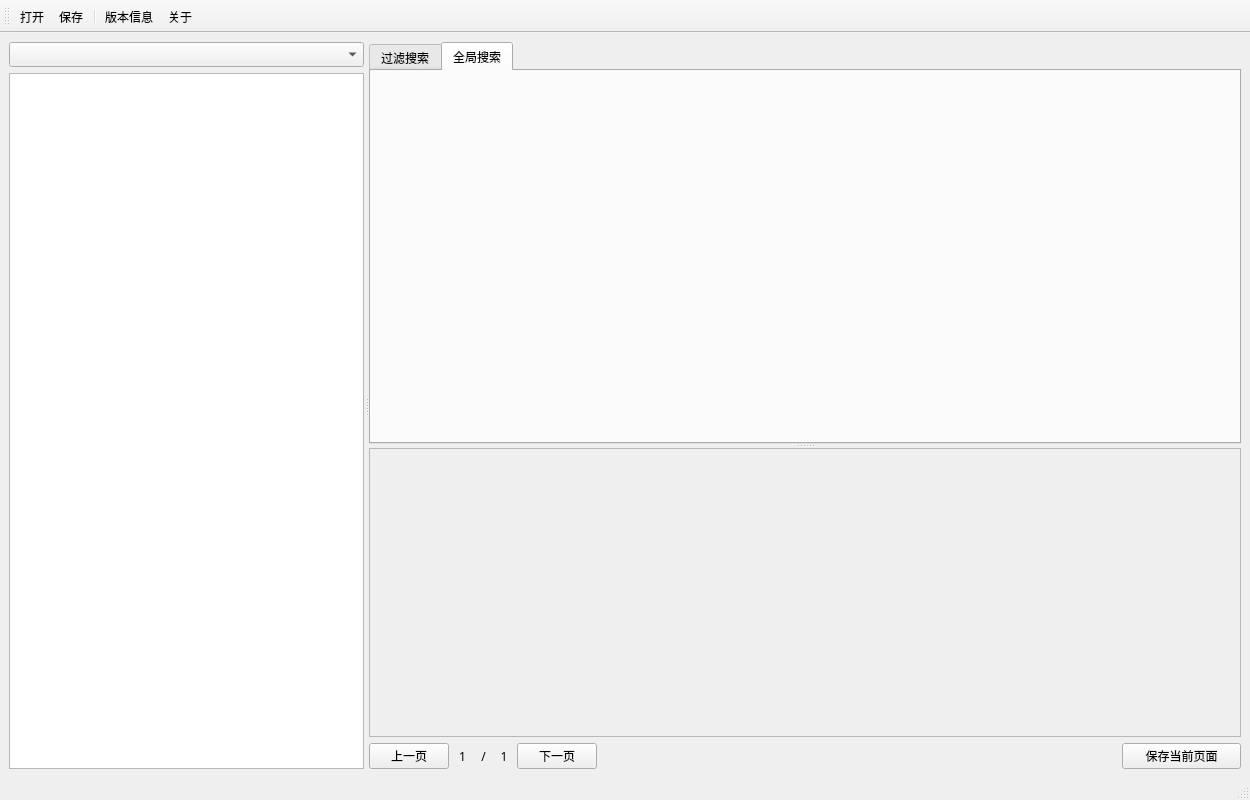
Above: mainwindow.ui from August827/elements before the change. Below: the same form after it.
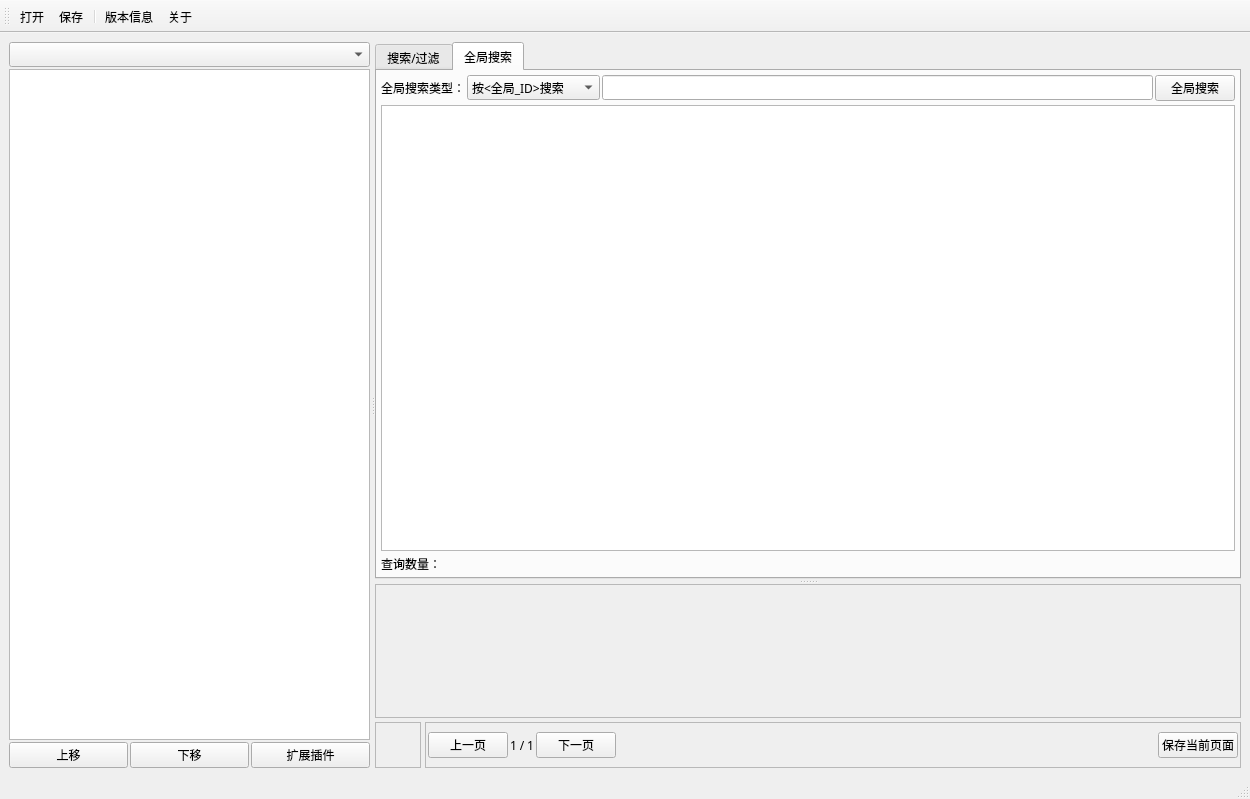
That is the form after the change. The open tabs and pages were chosen to show the change. Icons and pictures are not drawn.

What changed in the file:
```diff
--- a/mainwindow.ui
+++ b/mainwindow.ui
@@ -7,7 +7,7 @@
     <x>0</x>
     <y>0</y>
     <width>1250</width>
-    <height>800</height>
+    <height>799</height>
    </rect>
   </property>
   <property name="font">
@@ -30,30 +30,218 @@
        <number>5</number>
       </property>
       <widget class="QWidget" name="verticalLayoutWidget">
-       <layout class="QVBoxLayout" name="verticalLayout">
-        <item>
+       <layout class="QGridLayout" name="gridLayout_2">
+        <property name="spacing">
+         <number>2</number>
+        </property>
+        <item row="3" column="0">
+         <widget class="QPushButton" name="m_But_CopyAdd">
+          <property name="toolTip">
+           <string>复制增加，支持勾选多行增加</string>
+          </property>
+          <property name="text">
+           <string>上移</string>
+          </property>
+         </widget>
+        </item>
+        <item row="3" column="2">
+         <widget class="QPushButton" name="m_But_Tool">
+          <property name="text">
+           <string>扩展插件</string>
+          </property>
+         </widget>
+        </item>
+        <item row="2" column="0" colspan="3">
+         <widget class="QTableView" name="m_TabVw_HugeSectionData"/>
+        </item>
+        <item row="0" column="0" colspan="3">
          <widget class="QComboBox" name="m_ComBox_HugeSectionName">
           <property name="maxVisibleItems">
            <number>35</number>
           </property>
          </widget>
         </item>
-        <item>
-         <widget class="QTableView" name="m_TabVw_HugeSectionData"/>
+        <item row="3" column="1">
+         <widget class="QPushButton" name="m_But_PitchCopyAdd">
+          <property name="text">
+           <string>下移</string>
+          </property>
+         </widget>
         </item>
        </layout>
       </widget>
       <widget class="QWidget" name="verticalLayoutWidget_2">
-       <layout class="QVBoxLayout" name="verticalLayout_2" stretch="95,5">
-        <item>
+       <layout class="QGridLayout" name="gridLayout_4" rowstretch="95,5" columnstretch="5,95">
+        <property name="spacing">
+         <number>4</number>
+        </property>
+        <item row="1" column="1">
+         <widget class="QScrollArea" name="scrollArea_2">
+          <property name="maximumSize">
+           <size>
+            <width>16777215</width>
+            <height>46</height>
+           </size>
+          </property>
+          <property name="verticalScrollBarPolicy">
+           <enum>Qt::ScrollBarAlwaysOff</enum>
+          </property>
+          <property name="horizontalScrollBarPolicy">
+           <enum>Qt::ScrollBarAlwaysOff</enum>
+          </property>
+          <property name="widgetResizable">
+           <bool>true</bool>
+          </property>
+          <widget class="QWidget" name="scrollAreaWidgetContents_2">
+           <property name="geometry">
+            <rect>
+             <x>0</x>
+             <y>0</y>
+             <width>820</width>
+             <height>44</height>
+            </rect>
+           </property>
+           <layout class="QGridLayout" name="gridLayout_5">
+            <property name="leftMargin">
+             <number>2</number>
+            </property>
+            <property name="topMargin">
+             <number>2</number>
+            </property>
+            <property name="rightMargin">
+             <number>2</number>
+            </property>
+            <property name="bottomMargin">
+             <number>2</number>
+            </property>
+            <property name="horizontalSpacing">
+             <number>2</number>
+            </property>
+            <property name="verticalSpacing">
+             <number>0</number>
+            </property>
+            <item row="0" column="0">
+             <widget class="QPushButton" name="m_But_UpPage">
+              <property name="minimumSize">
+               <size>
+                <width>27</width>
+                <height>0</height>
+               </size>
+              </property>
+              <property name="text">
+               <string>上一页</string>
+              </property>
+             </widget>
+            </item>
+            <item row="0" column="7">
+             <widget class="QPushButton" name="pushButton">
+              <property name="minimumSize">
+               <size>
+                <width>27</width>
+                <height>0</height>
+               </size>
+              </property>
+              <property name="text">
+               <string>保存当前页面</string>
+              </property>
+             </widget>
+            </item>
+            <item row="0" column="2">
+             <widget class="QLabel" name="label_2">
+              <property name="text">
+               <string>/</string>
+              </property>
+              <property name="alignment">
+               <set>Qt::AlignCenter</set>
+              </property>
+             </widget>
+            </item>
+            <item row="0" column="5">
+             <spacer name="horizontalSpacer">
+              <property name="orientation">
+               <enum>Qt::Horizontal</enum>
+              </property>
+              <property name="sizeHint" stdset="0">
+               <size>
+                <width>40</width>
+                <height>20</height>
+               </size>
+              </property>
+             </spacer>
+            </item>
+            <item row="0" column="1">
+             <widget class="QLabel" name="m_Label_MinPage">
+              <property name="text">
+               <string>1</string>
+              </property>
+              <property name="alignment">
+               <set>Qt::AlignCenter</set>
+              </property>
+             </widget>
+            </item>
+            <item row="0" column="3">
+             <widget class="QLabel" name="m_Label_MaxPage">
+              <property name="text">
+               <string>1</string>
+              </property>
+              <property name="alignment">
+               <set>Qt::AlignCenter</set>
+              </property>
+             </widget>
+            </item>
+            <item row="0" column="4">
+             <widget class="QPushButton" name="m_But_NextPage">
+              <property name="minimumSize">
+               <size>
+                <width>0</width>
+                <height>0</height>
+               </size>
+              </property>
+              <property name="text">
+               <string>下一页</string>
+              </property>
+             </widget>
+            </item>
+           </layout>
+          </widget>
+         </widget>
+        </item>
+        <item row="0" column="0" colspan="2">
          <widget class="QSplitter" name="m_splitter_z">
+          <property name="sizePolicy">
+           <sizepolicy hsizetype="Preferred" vsizetype="Preferred">
+            <horstretch>0</horstretch>
+            <verstretch>0</verstretch>
+           </sizepolicy>
+          </property>
+          <property name="frameShape">
+           <enum>QFrame::NoFrame</enum>
+          </property>
+          <property name="frameShadow">
+           <enum>QFrame::Plain</enum>
+          </property>
+          <property name="lineWidth">
+           <number>2</number>
+          </property>
           <property name="orientation">
            <enum>Qt::Vertical</enum>
           </property>
+          <property name="handleWidth">
+           <number>5</number>
+          </property>
+          <property name="childrenCollapsible">
+           <bool>true</bool>
+          </property>
           <widget class="QWidget" name="verticalLayoutWidget_3">
            <layout class="QVBoxLayout" name="verticalLayout_3">
             <item>
-             <widget class="QTabWidget" name="m_TabWid">
+             <widget class="QTabWidget" name="tabWidget">
+              <property name="sizePolicy">
+               <sizepolicy hsizetype="Preferred" vsizetype="Preferred">
+                <horstretch>0</horstretch>
+                <verstretch>0</verstretch>
+               </sizepolicy>
+              </property>
               <property name="maximumSize">
                <size>
                 <width>16777215</width>
@@ -63,54 +251,75 @@
               <property name="currentIndex">
                <number>0</number>
               </property>
-              <widget class="QWidget" name="tab">
+              <widget class="QWidget" name="tab_1">
+               <property name="sizePolicy">
+                <sizepolicy hsizetype="Preferred" vsizetype="Preferred">
+                 <horstretch>0</horstretch>
+                 <verstretch>0</verstretch>
+                </sizepolicy>
+               </property>
+               <property name="maximumSize">
+                <size>
+                 <width>16777215</width>
+                 <height>16777215</height>
+                </size>
+               </property>
                <attribute name="title">
-                <string>过滤搜索</string>
+                <string>搜索/过滤</string>
                </attribute>
-               <layout class="QGridLayout" name="m_GridLayout_Tab_1" columnstretch="5,20,5,20,5,35,5,5">
-                <property name="sizeConstraint">
-                 <enum>QLayout::SetMinAndMaxSize</enum>
+               <layout class="QVBoxLayout" name="verticalLayout_6">
+                <property name="spacing">
+                 <number>4</number>
                 </property>
                 <property name="leftMargin">
-                 <number>5</number>
+                 <number>4</number>
                 </property>
                 <property name="topMargin">
-                 <number>5</number>
+                 <number>4</number>
                 </property>
                 <property name="rightMargin">
-                 <number>5</number>
+                 <number>4</number>
                 </property>
                 <property name="bottomMargin">
-                 <number>5</number>
-                </property>
-                <property name="spacing">
                  <number>4</number>
                 </property>
-                <item row="1" column="0">
-                 <widget class="QLabel" name="label_3">
+                <item>
+                 <layout class="QGridLayout" name="gridLayout_3" columnstretch="5,15,5,15,5,35,10,10">
+                  <property name="spacing">
+                   <number>2</number>
+                  </property>
+                  <item row="0" column="0">
+                   <widget class="QLabel" name="label">
                   <property name="text">
-                   <string>字段类型：</string>
+                     <string>搜索类型：</string>
+                    </property>
+                   </widget>
+                  </item>
+                  <item row="2" column="6">
+                   <widget class="QPushButton" name="m_But_Filter">
+                    <property name="text">
+                     <string>过滤</string>
+                    </property>
+                   </widget>
+                  </item>
+                  <item row="2" column="4">
+                   <widget class="QLabel" name="label_5">
+                    <property name="text">
+                     <string>数值：</string>
                   </property>
                  </widget>
                 </item>
                 <item row="0" column="2" colspan="4">
                  <widget class="QLineEdit" name="m_Edit_Search_Contents"/>
                 </item>
-                <item row="1" column="2">
+                  <item row="2" column="2">
                  <widget class="QLabel" name="label_4">
                   <property name="text">
                    <string>条件：</string>
                   </property>
                  </widget>
                 </item>
-                <item row="1" column="4">
-                 <widget class="QLabel" name="label_5">
-                  <property name="text">
-                   <string>数值：</string>
-                  </property>
-                 </widget>
-                </item>
-                <item row="1" column="3">
+                  <item row="2" column="3">
                  <widget class="QComboBox" name="m_ComBo_Filter_Condition">
                   <item>
                    <property name="text">
@@ -151,44 +360,16 @@
                   </property>
                  </widget>
                 </item>
-                <item row="0" column="1">
-                 <widget class="QComboBox" name="m_ComBo_Search_Type">
-                  <item>
-                   <property name="text">
-                    <string>按&lt;ID&gt;搜索</string>
-                   </property>
-                  </item>
-                  <item>
-                   <property name="text">
-                    <string>按&lt;名称&gt;搜索</string>
-                   </property>
-                  </item>
-                 </widget>
-                </item>
-                <item row="0" column="0">
-                 <widget class="QLabel" name="label">
-                  <property name="text">
-                   <string>搜索类型：</string>
-                  </property>
-                 </widget>
-                </item>
-                <item row="1" column="1">
-                 <widget class="QComboBox" name="m_ComBo_Filter_Type"/>
-                </item>
-                <item row="1" column="5">
+                  <item row="2" column="5">
                  <widget class="QLineEdit" name="m_Edit_Filter_Contents"/>
                 </item>
-                <item row="1" column="6">
-                 <widget class="QPushButton" name="m_But_Filter">
-                  <property name="text">
-                   <string>过滤</string>
-                  </property>
-                 </widget>
-                </item>
-                <item row="0" column="7" rowspan="2">
+                  <item row="2" column="1">
+                   <widget class="QComboBox" name="m_ComBo_Filter_Type"/>
+                  </item>
+                  <item row="0" column="7" rowspan="3">
                  <widget class="QPushButton" name="m_But_Search_Reset">
                   <property name="sizePolicy">
-                   <sizepolicy hsizetype="Minimum" vsizetype="Fixed">
+                     <sizepolicy hsizetype="Preferred" vsizetype="Preferred">
                     <horstretch>0</horstretch>
                     <verstretch>0</verstretch>
                    </sizepolicy>
@@ -210,12 +391,112 @@
                   </property>
                  </widget>
                 </item>
+                  <item row="0" column="1">
+                   <widget class="QComboBox" name="m_ComBo_Search_Type">
+                    <item>
+                     <property name="text">
+                      <string>按&lt;ID&gt;搜索</string>
+                     </property>
+                    </item>
+                    <item>
+                     <property name="text">
+                      <string>按&lt;名称&gt;搜索</string>
+                     </property>
+                    </item>
+                   </widget>
+                  </item>
+                  <item row="2" column="0">
+                   <widget class="QLabel" name="label_3">
+                    <property name="text">
+                     <string>字段类型：</string>
+                    </property>
+                   </widget>
+                  </item>
+                 </layout>
+                </item>
                </layout>
               </widget>
               <widget class="QWidget" name="tab_2">
+               <property name="sizePolicy">
+                <sizepolicy hsizetype="Ignored" vsizetype="Ignored">
+                 <horstretch>0</horstretch>
+                 <verstretch>0</verstretch>
+                </sizepolicy>
+               </property>
+               <property name="maximumSize">
+                <size>
+                 <width>16777215</width>
+                 <height>16777215</height>
+                </size>
+               </property>
                <attribute name="title">
                 <string>全局搜索</string>
                </attribute>
+               <layout class="QVBoxLayout" name="verticalLayout_5">
+                <property name="spacing">
+                 <number>4</number>
+                </property>
+                <property name="leftMargin">
+                 <number>4</number>
+                </property>
+                <property name="topMargin">
+                 <number>4</number>
+                </property>
+                <property name="rightMargin">
+                 <number>4</number>
+                </property>
+                <property name="bottomMargin">
+                 <number>4</number>
+                </property>
+                <item>
+                 <layout class="QGridLayout" name="gridLayout">
+                  <property name="spacing">
+                   <number>2</number>
+                  </property>
+                  <item row="0" column="2">
+                   <widget class="QLineEdit" name="m_Edit_Search_Contents_All"/>
+                  </item>
+                  <item row="0" column="3">
+                   <widget class="QPushButton" name="m_But_Search_All">
+                    <property name="text">
+                     <string>全局搜索</string>
+                    </property>
+                   </widget>
+                  </item>
+                  <item row="0" column="1">
+                   <widget class="QComboBox" name="m_ComBo_Search_Type_All">
+                    <item>
+                     <property name="text">
+                      <string>按&lt;全局_ID&gt;搜索</string>
+                     </property>
+                    </item>
+                    <item>
+                     <property name="text">
+                      <string>按&lt;全局_名称&gt;搜索</string>
+                     </property>
+                    </item>
+                   </widget>
+                  </item>
+                  <item row="0" column="0">
+                   <widget class="QLabel" name="label_6">
+                    <property name="text">
+                     <string>全局搜索类型：</string>
+                    </property>
+                   </widget>
+                  </item>
+                 </layout>
+                </item>
+                <item>
+                 <widget class="QTableView" name="m_TabVw_Search_All"/>
+                </item>
+                <item>
+                 <widget class="QLabel" name="label_7">
+                  <property name="text">
+                   <string>查询数量：</string>
+                  </property>
+                 </widget>
+                </item>
+               </layout>
               </widget>
              </widget>
             </item>
@@ -238,73 +519,64 @@
           </widget>
          </widget>
         </item>
-        <item>
-         <layout class="QHBoxLayout" name="horizontalLayout_2" stretch="5,2,2,2,5,70,16">
-          <item>
-           <widget class="QPushButton" name="m_But_UpPage">
-            <property name="text">
-             <string>上一页</string>
-            </property>
-           </widget>
-          </item>
-          <item>
-           <widget class="QLabel" name="m_Label_MinPage">
-            <property name="text">
-             <string>1</string>
-            </property>
-            <property name="alignment">
-             <set>Qt::AlignCenter</set>
-            </property>
-           </widget>
-          </item>
-          <item>
-           <widget class="QLabel" name="label_2">
-            <property name="text">
-             <string>/</string>
-            </property>
-            <property name="alignment">
-             <set>Qt::AlignCenter</set>
-            </property>
-           </widget>
-          </item>
-          <item>
-           <widget class="QLabel" name="m_Label_MaxPage">
-            <property name="text">
-             <string>1</string>
+        <item row="1" column="0">
+         <widget class="QScrollArea" name="scrollArea_3">
+          <property name="maximumSize">
+           <size>
+            <width>46</width>
+            <height>46</height>
+           </size>
+          </property>
+          <property name="verticalScrollBarPolicy">
+           <enum>Qt::ScrollBarAlwaysOff</enum>
+          </property>
+          <property name="horizontalScrollBarPolicy">
+           <enum>Qt::ScrollBarAlwaysOff</enum>
+          </property>
+          <property name="widgetResizable">
+           <bool>true</bool>
+          </property>
+          <widget class="QWidget" name="scrollAreaWidgetContents_3">
+           <property name="geometry">
+            <rect>
+             <x>0</x>
+             <y>0</y>
+             <width>44</width>
+             <height>44</height>
+            </rect>
+           </property>
+           <layout class="QVBoxLayout" name="verticalLayout">
+            <property name="spacing">
+             <number>0</number>
             </property>
-            <property name="alignment">
-             <set>Qt::AlignCenter</set>
+            <property name="leftMargin">
+             <number>2</number>
             </property>
-           </widget>
-          </item>
-          <item>
-           <widget class="QPushButton" name="m_But_NextPage">
-            <property name="text">
-             <string>下一页</string>
+            <property name="topMargin">
+             <number>2</number>
             </property>
-           </widget>
-          </item>
-          <item>
-           <spacer name="horizontalSpacer">
-            <property name="orientation">
-             <enum>Qt::Horizontal</enum>
+            <property name="rightMargin">
+             <number>2</number>
             </property>
-            <property name="sizeHint" stdset="0">
+            <property name="bottomMargin">
+             <number>2</number>
+            </property>
+            <item>
+             <widget class="QLabel" name="m_Label_Itemicon">
+              <property name="maximumSize">
              <size>
-              <width>40</width>
-              <height>20</height>
-             </size>
-            </property>
-           </spacer>
-          </item>
-          <item>
-           <widget class="QPushButton" name="pushButton">
+                <width>16777215</width>
+                <height>16777215</height>
+               </size>
+              </property>
             <property name="text">
-             <string>保存当前页面</string>
+               <string/>
             </property>
            </widget>
           </item>
          </layout>
+          </widget>
+         </widget>
         </item>
        </layout>
       </widget>
```
Lines whose indentation alone changed are shown as unchanged.
